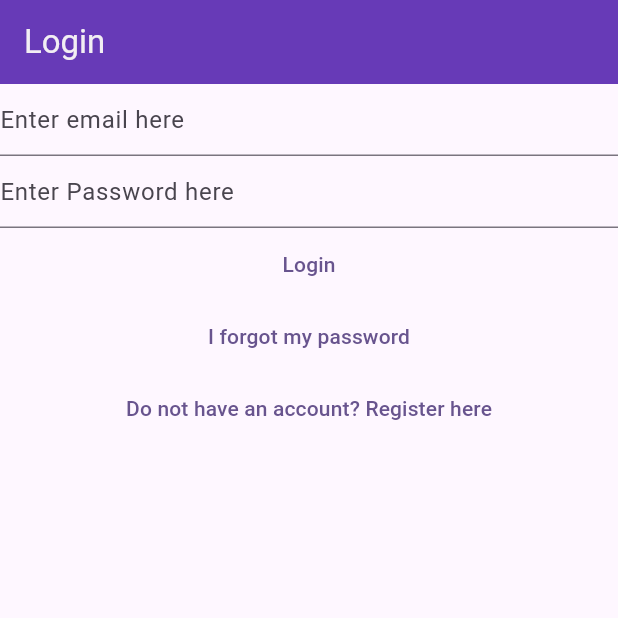
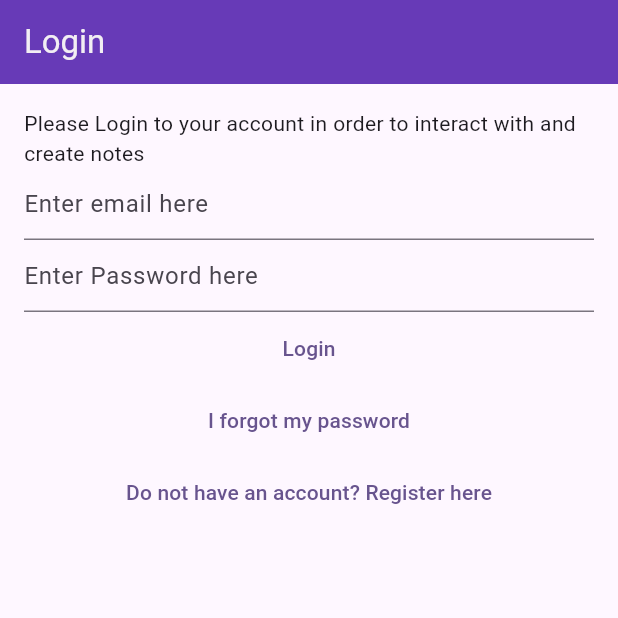
Before and after one commit to Kalzud/secondnotes, a Flutter app: the screen it shows after launch, on a phone screen of 412 x 824 dp, the top half of it. Run offline on Flutter 3.47's test engine with Material 2 defaults, Android fonts, the phone set to English and light mode, and no system bars; our stand-ins replace bloc, cloud_firestore, equatable, firebase_auth, firebase_core, flutter_bloc and 1 more; accounts and stored records are empty.

Commit message:
v-10.14.2

```diff
--- a/lib/views/login_view.dart
+++ b/lib/views/login_view.dart
@@ -56,8 +56,12 @@ class _LoginViewState extends State<LoginView> {
           foregroundColor: const Color.fromARGB(246, 247, 245, 245),
           backgroundColor: Colors.deepPurple,
         ),
-        body: Column(
+        body: Padding(
+          padding: const EdgeInsets.all(16.0),
+          child: Column(
             children: [
+              const Text(
+                  'Please Login to your account in order to interact with and create notes'),
               TextField(
                 controller: _email,
                 enableSuggestions: false,
@@ -87,7 +91,9 @@ class _LoginViewState extends State<LoginView> {
                   child: const Text('Login')),
               TextButton(
                   onPressed: () {
-                  context.read<AuthBloc>().add(const AuthEventForgotPassword());
+                    context
+                        .read<AuthBloc>()
+                        .add(const AuthEventForgotPassword());
                   },
                   child: const Text('I forgot my password')),
               TextButton(
@@ -100,6 +106,7 @@ class _LoginViewState extends State<LoginView> {
             ],
           ),
         ),
+      ),
     );
   }
 }
```
Lines whose indentation alone changed are shown as unchanged.
